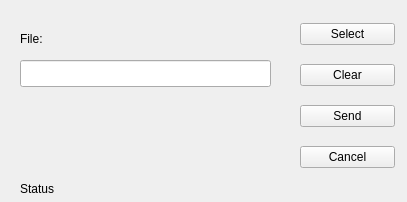
Above: SpatialAnalyserServer/src/client/gui/send_shp.ui from BartlomiejGrabowski/SpatialAnalyserServer before the change. Below: the same form after it.
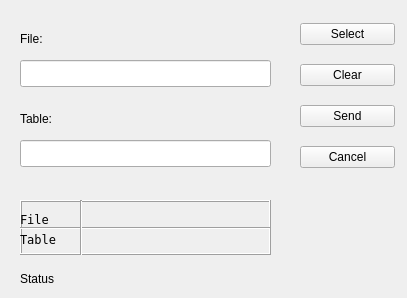
That is the form after the change. Custom widgets are drawn as their Qt base class.

Commit message: Added dbEntryReleased function and some item to send_shp.ui.

```diff
--- a/SpatialAnalyserServer/src/client/gui/send_shp.ui
+++ b/SpatialAnalyserServer/src/client/gui/send_shp.ui
@@ -7,7 +7,7 @@
     <x>0</x>
     <y>0</y>
     <width>407</width>
-    <height>202</height>
+    <height>298</height>
    </rect>
   </property>
   <property name="windowTitle">
@@ -80,7 +80,7 @@
    <property name="geometry">
     <rect>
      <x>70</x>
-     <y>180</y>
+     <y>270</y>
      <width>16</width>
      <height>16</height>
     </rect>
@@ -99,8 +99,8 @@
    <property name="geometry">
     <rect>
      <x>20</x>
-     <y>180</y>
-     <width>51</width>
+     <y>270</y>
+     <width>50</width>
      <height>17</height>
     </rect>
    </property>
@@ -126,6 +126,166 @@
     <string/>
    </property>
   </widget>
+  <widget class="QFrame" name="frame">
+   <property name="geometry">
+    <rect>
+     <x>20</x>
+     <y>200</y>
+     <width>251</width>
+     <height>55</height>
+    </rect>
+   </property>
+   <property name="font">
+    <font>
+     <family>Andale Mono</family>
+     <weight>50</weight>
+     <bold>false</bold>
+     <strikeout>false</strikeout>
+     <kerning>true</kerning>
+    </font>
+   </property>
+   <property name="frameShape">
+    <enum>QFrame::Box</enum>
+   </property>
+   <property name="frameShadow">
+    <enum>QFrame::Raised</enum>
+   </property>
+   <property name="lineWidth">
+    <number>1</number>
+   </property>
+   <widget class="Line" name="line">
+    <property name="geometry">
+     <rect>
+      <x>0</x>
+      <y>20</y>
+      <width>251</width>
+      <height>16</height>
+     </rect>
+    </property>
+    <property name="orientation">
+     <enum>Qt::Horizontal</enum>
+    </property>
+   </widget>
+   <widget class="Line" name="line_2">
+    <property name="geometry">
+     <rect>
+      <x>60</x>
+      <y>0</y>
+      <width>3</width>
+      <height>61</height>
+     </rect>
+    </property>
+    <property name="orientation">
+     <enum>Qt::Vertical</enum>
+    </property>
+   </widget>
+   <widget class="QLabel" name="label_2">
+    <property name="geometry">
+     <rect>
+      <x>0</x>
+      <y>10</y>
+      <width>62</width>
+      <height>17</height>
+     </rect>
+    </property>
+    <property name="text">
+     <string>File</string>
+    </property>
+    <property name="alignment">
+     <set>Qt::AlignBottom|Qt::AlignLeading|Qt::AlignLeft</set>
+    </property>
+   </widget>
+   <widget class="QLabel" name="label_3">
+    <property name="geometry">
+     <rect>
+      <x>0</x>
+      <y>30</y>
+      <width>62</width>
+      <height>17</height>
+     </rect>
+    </property>
+    <property name="autoFillBackground">
+     <bool>false</bool>
+    </property>
+    <property name="frameShape">
+     <enum>QFrame::NoFrame</enum>
+    </property>
+    <property name="frameShadow">
+     <enum>QFrame::Plain</enum>
+    </property>
+    <property name="text">
+     <string>Table</string>
+    </property>
+    <property name="alignment">
+     <set>Qt::AlignBottom|Qt::AlignLeading|Qt::AlignLeft</set>
+    </property>
+    <property name="wordWrap">
+     <bool>false</bool>
+    </property>
+   </widget>
+   <widget class="QLabel" name="file_info">
+    <property name="geometry">
+     <rect>
+      <x>60</x>
+      <y>10</y>
+      <width>191</width>
+      <height>17</height>
+     </rect>
+    </property>
+    <property name="text">
+     <string/>
+    </property>
+   </widget>
+   <widget class="QLabel" name="table_info">
+    <property name="geometry">
+     <rect>
+      <x>60</x>
+      <y>30</y>
+      <width>191</width>
+      <height>17</height>
+     </rect>
+    </property>
+    <property name="text">
+     <string/>
+    </property>
+   </widget>
+  </widget>
+  <widget class="QLabel" name="label_4">
+   <property name="geometry">
+    <rect>
+     <x>20</x>
+     <y>110</y>
+     <width>62</width>
+     <height>17</height>
+    </rect>
+   </property>
+   <property name="text">
+    <string>Table:</string>
+   </property>
+  </widget>
+  <widget class="QLineEdit" name="db_table">
+   <property name="geometry">
+    <rect>
+     <x>20</x>
+     <y>140</y>
+     <width>251</width>
+     <height>27</height>
+    </rect>
+   </property>
+  </widget>
+  <widget class="QLabel" name="table_error_label">
+   <property name="geometry">
+    <rect>
+     <x>20</x>
+     <y>170</y>
+     <width>251</width>
+     <height>17</height>
+    </rect>
+   </property>
+   <property name="text">
+    <string/>
+   </property>
+  </widget>
  </widget>
  <customwidgets>
   <customwidget>
```
The commit also changes 3 other files.
